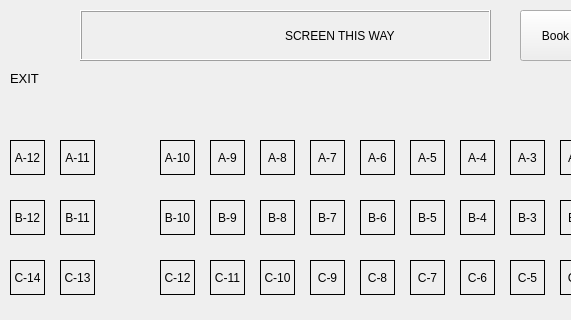
Above: mainwindow.ui from Chihab0502/QtProjectCinema before the change; both pictures show x 0 to 571 and y 0 to 320 of the 760 by 477 pixel window. Below: the same form after it.
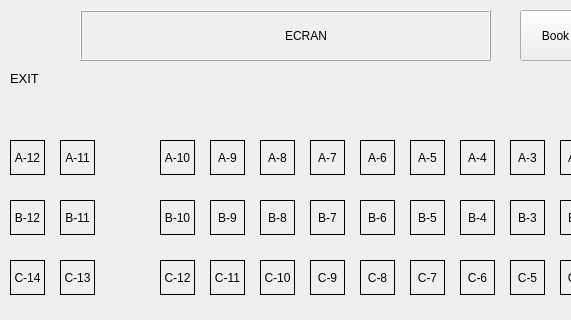
That is the form after the change.

The edit to the form file:
```diff
--- a/mainwindow.ui
+++ b/mainwindow.ui
@@ -105,7 +105,7 @@
      <enum>QFrame::Raised</enum>
     </property>
     <property name="text">
-     <string>                                                             SCREEN THIS WAY</string>
+     <string>                                                             ECRAN</string>
     </property>
     <property name="alignment">
      <set>Qt::AlignJustify|Qt::AlignVCenter</set>
```
